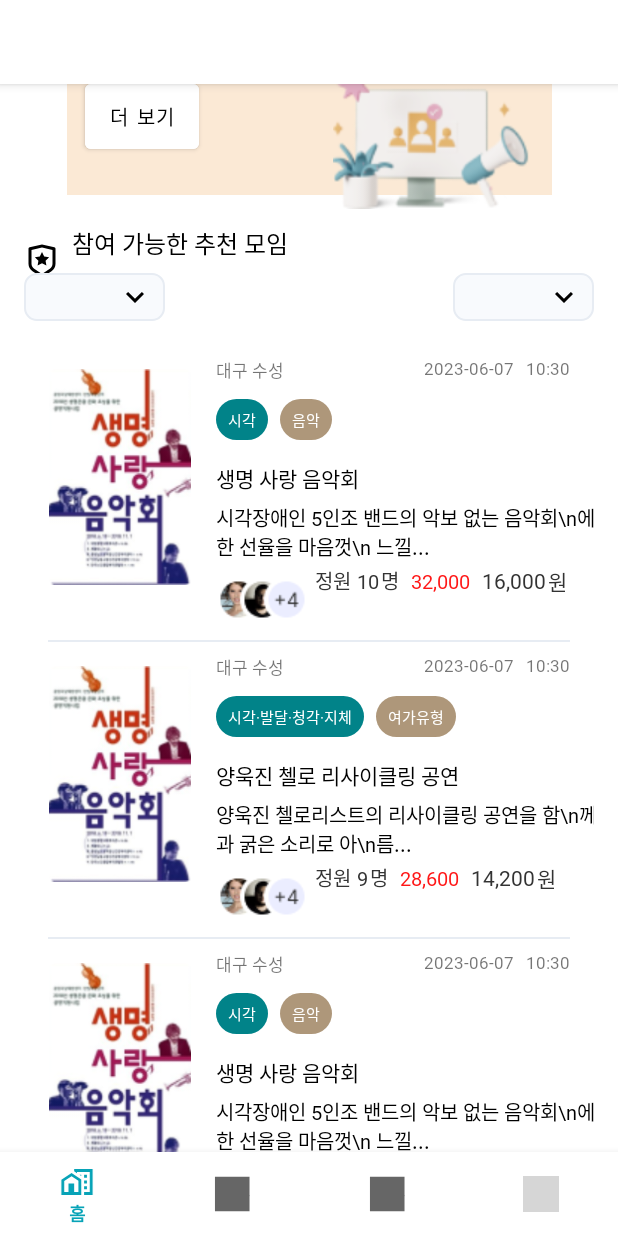
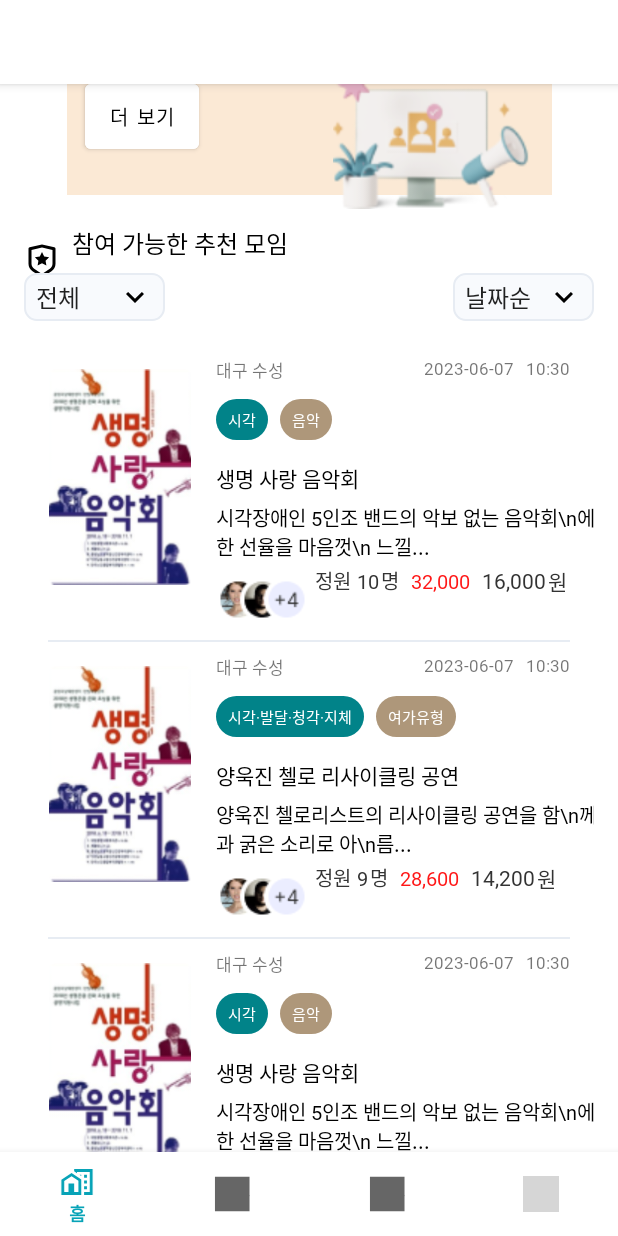
Before and after one commit to HeewonP825/Daon_UI, an Android app: the screen it shows after launch (MainActivity), on a phone screen of 412 x 824 dp. Run offline under Robolectric (Android 15) with nearby library versions, the phone set to English and light mode, and no system bars; our stand-ins replace navigation-ui; grey boxes are pictures that could not be loaded.

Commit message:
Design(fragment_home.xml): add spinner

```diff
--- a/app/src/main/java/com/daon/daon_ui/ui/home/HomeFragment.kt
+++ b/app/src/main/java/com/daon/daon_ui/ui/home/HomeFragment.kt
@@ -1,9 +1,12 @@
 package com.daon.daon_ui.ui.home
 
+import android.R
 import android.os.Bundle
 import android.view.LayoutInflater
 import android.view.View
 import android.view.ViewGroup
+import android.widget.AdapterView
+import android.widget.ArrayAdapter
 import android.widget.TextView
 import androidx.fragment.app.Fragment
 import androidx.lifecycle.ViewModelProvider
@@ -44,6 +47,43 @@ class HomeFragment : Fragment() {
             adapter = meetingAdapter
         }
 
+        // Spinner 1 설정
+        val spinner1 = binding.sortCondition1Spinner
+        val sortCondition1Options = arrayOf("전체", "Option 2", "Option 3")
+        val spinnerAdapter1 = ArrayAdapter(requireContext(), android.R.layout.simple_spinner_item, sortCondition1Options)
+        spinnerAdapter1.setDropDownViewResource(android.R.layout.simple_spinner_dropdown_item)
+        spinner1.adapter = spinnerAdapter1
+
+        // Spinner 2 설정
+        val spinner2 = binding.sortCondition2Spinner
+        val sortCondition2Options = arrayOf("날짜순", "Option B", "Option C")
+        val spinnerAdapter2 = ArrayAdapter(requireContext(), R.layout.simple_spinner_item, sortCondition2Options)
+        spinnerAdapter2.setDropDownViewResource(android.R.layout.simple_spinner_dropdown_item)
+        spinner2.adapter = spinnerAdapter2
+
+        // Spinner 아이템 선택 리스너
+        spinner1.onItemSelectedListener = object : AdapterView.OnItemSelectedListener {
+            override fun onItemSelected(parent: AdapterView<*>?, view: View?, position: Int, id: Long) {
+                val selectedOption = sortCondition1Options[position]
+                // 선택된 옵션에 따른 동작 수행
+            }
+
+            override fun onNothingSelected(parent: AdapterView<*>?) {
+                // 아무것도 선택되지 않았을 때의 동작
+            }
+        }
+
+        spinner2.onItemSelectedListener = object : AdapterView.OnItemSelectedListener {
+            override fun onItemSelected(parent: AdapterView<*>?, view: View?, position: Int, id: Long) {
+                val selectedOption = sortCondition2Options[position]
+                // 선택된 옵션에 따른 동작 수행
+            }
+
+            override fun onNothingSelected(parent: AdapterView<*>?) {
+                // 아무것도 선택되지 않았을 때의 동작
+            }
+        }
+
 
         return root
     }
```
